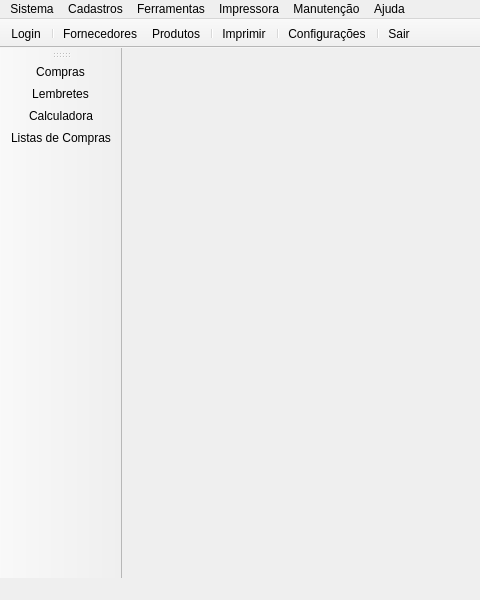
Old version of the form mainwindow.ui in the repository leidensj/BKVale; both pictures show x 0 to 480 and y 0 to 600 of the 1000 by 600 pixel window.
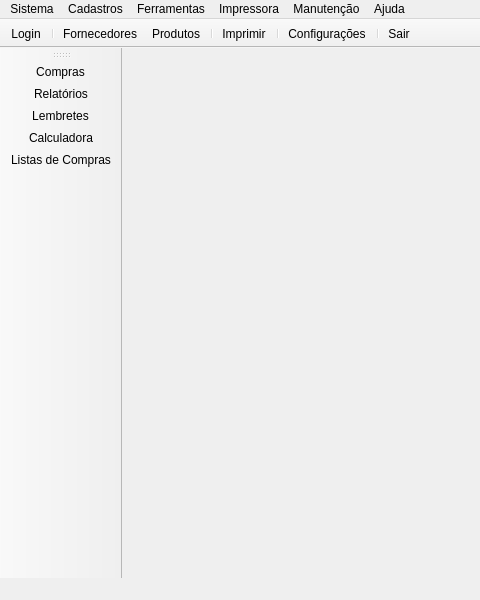
New version of the form. Icons and pictures are not drawn.

Commit message: report as functionality

Diff of the .ui file:
```diff
--- a/mainwindow.ui
+++ b/mainwindow.ui
@@ -102,6 +102,7 @@
     <bool>false</bool>
    </attribute>
    <addaction name="actionPurchases"/>
+   <addaction name="actionReports"/>
    <addaction name="actionReminders"/>
    <addaction name="actionCalculator"/>
    <addaction name="actionShoppingList"/>
@@ -404,6 +405,15 @@
     <string>Gerenciar quais produtos comprar e que quantidades</string>
    </property>
   </action>
+  <action name="actionReports">
+   <property name="icon">
+    <iconset resource="icons.qrc">
+     <normaloff>:/icons/res/statistics.png</normaloff>:/icons/res/statistics.png</iconset>
+   </property>
+   <property name="text">
+    <string>Relatórios</string>
+   </property>
+  </action>
  </widget>
  <layoutdefault spacing="6" margin="11"/>
  <resources>
```
The commit also changes 8 other files.
